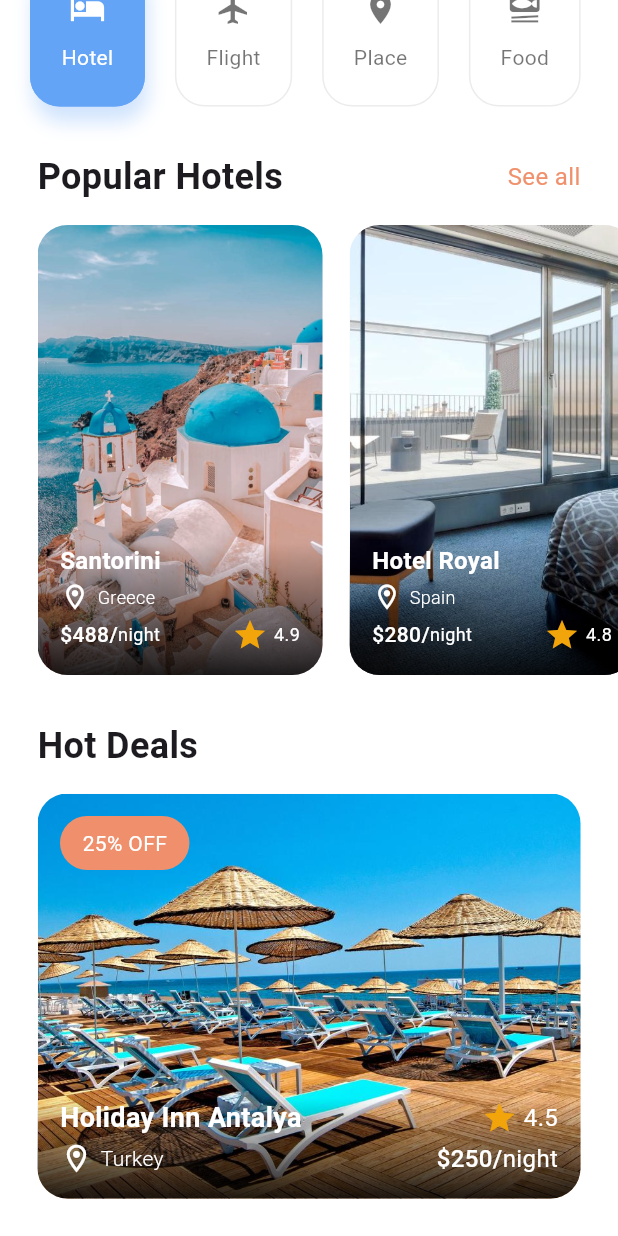
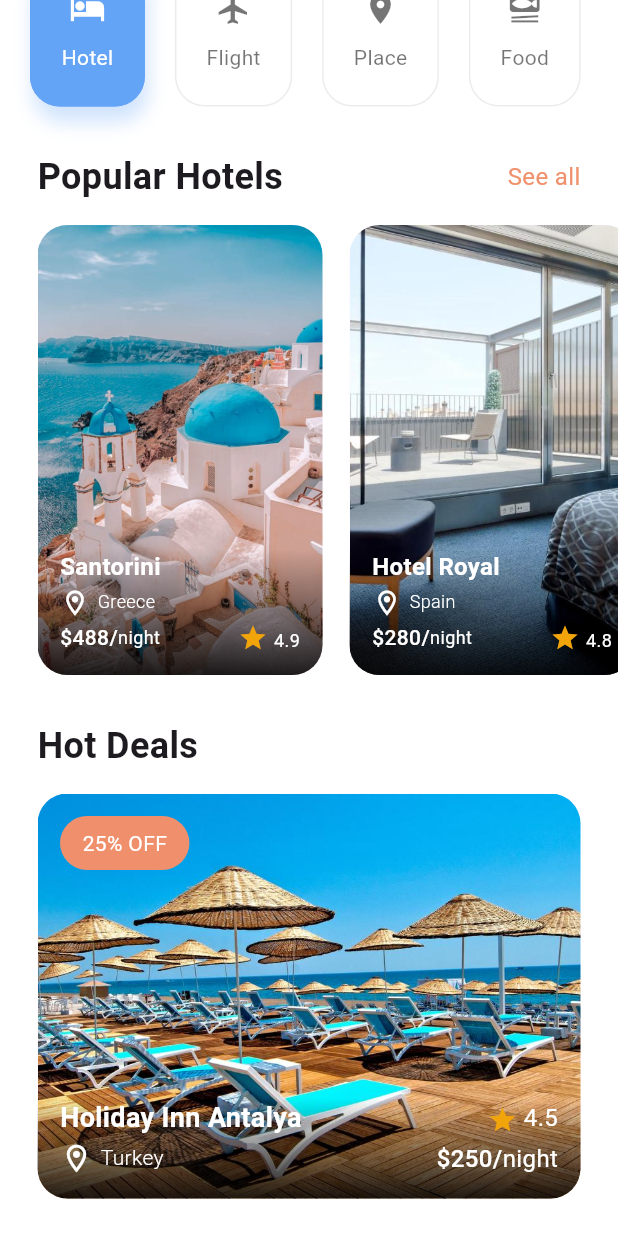
Before and after one commit to AlexEduV/flutter_travel_v2_app, a Flutter app: the DiscoverPage screen opened by its route, scrolled down 153 dp, on a phone screen of 412 x 824 dp. Run offline on Flutter 3.47's test engine with Material 3 defaults, Android fonts, the phone set to English and light mode, and no system bars; our stand-ins replace gap, go_router.

Commit message:
refactoring widgets that can be reused;

```diff
--- a/lib/pages/details_page.dart
+++ b/lib/pages/details_page.dart
@@ -2,7 +2,7 @@ import 'package:flutter/material.dart';
 import 'package:flutter_travel_v2_app/model/hotel.dart';
 import 'package:flutter_travel_v2_app/widgets/buttons/circled_button.dart';
 import 'package:flutter_travel_v2_app/widgets/custom_badge.dart';
-import 'package:flutter_travel_v2_app/widgets/location_row.dart';
+import 'package:flutter_travel_v2_app/widgets/hotel_item/location_row.dart';
 import 'package:flutter_travel_v2_app/widgets/primary_text.dart';
 import 'package:gap/gap.dart';
 import 'package:go_router/go_router.dart';
@@ -121,6 +121,7 @@ class _DetailsPageState extends State<DetailsPage> {
 
                     const Gap(20.0),
 
+                    //hotel name
                     Padding(
                       padding: const EdgeInsets.symmetric(horizontal: 20.0),
                       child: PrimaryText(
@@ -130,6 +131,7 @@ class _DetailsPageState extends State<DetailsPage> {
 
                     const Gap(5.0),
 
+                    //location
                     Padding(
                       padding: const EdgeInsets.symmetric(horizontal: 20.0),
                       child: LocationRow(
@@ -137,6 +139,10 @@ class _DetailsPageState extends State<DetailsPage> {
                         color: Colors.black87,
                       ),
                     ),
+
+                    const Gap(15.0),
+
+                    //stars and price row
 
                   ],
                 ),
--- a/lib/widgets/hotel_item/info_column.dart
+++ b/lib/widgets/hotel_item/info_column.dart
@@ -1,6 +1,7 @@
 import 'package:flutter/material.dart';
 import 'package:flutter_travel_v2_app/model/hotel.dart';
-import 'package:flutter_travel_v2_app/widgets/location_row.dart';
+import 'package:flutter_travel_v2_app/widgets/hotel_item/location_row.dart';
+import 'package:flutter_travel_v2_app/widgets/hotel_item/stars_row.dart';
 import 'package:gap/gap.dart';
 
 import 'package:flutter_travel_v2_app/style/project_colors.dart';
@@ -63,25 +64,9 @@ class InfoColumn extends StatelessWidget {
               ],
             ),
 
-            Row(
-              children: [
-
-                const Icon(
-                  Icons.star,
-                  color: ProjectColors.starColor,
-                ),
-
-                const Gap(4.0),
-
-                Text(
-                  hotel.stars.toString(),
-                  style: const TextStyle(
-                    fontSize: 12,
-                    color: Colors.white,
-                  ),
-                )
-
-              ],
+            //stars
+            StarsRow(
+              stars: hotel.stars.toString(),
             )
 
           ],
--- a/lib/widgets/hotel_item/info_column_wide.dart
+++ b/lib/widgets/hotel_item/info_column_wide.dart
@@ -1,6 +1,7 @@
 import 'package:flutter/material.dart';
 import 'package:flutter_travel_v2_app/model/hotel.dart';
-import 'package:flutter_travel_v2_app/widgets/location_row.dart';
+import 'package:flutter_travel_v2_app/widgets/hotel_item/location_row.dart';
+import 'package:flutter_travel_v2_app/widgets/hotel_item/stars_row.dart';
 import 'package:gap/gap.dart';
 
 import 'package:flutter_travel_v2_app/style/project_colors.dart';
@@ -36,25 +37,9 @@ class InfoColumnWide extends StatelessWidget {
             ),
 
             //stars
-            Row(
-              children: [
-
-                const Icon(
-                  Icons.star,
-                  color: ProjectColors.starColor,
-                ),
-
-                const Gap(4.0),
-
-                Text(
-                  hotel.stars.toString(),
-                  style: const TextStyle(
-                    fontSize: 16,
-                    color: Colors.white,
-                  ),
-                )
-
-              ],
+            StarsRow(
+              stars: hotel.stars.toString(),
+              fontSize: 16,
             ),
 
           ],
@@ -75,7 +60,7 @@ class InfoColumnWide extends StatelessWidget {
 
             const Gap(3.0),
 
-            //price and stars
+            //price
             Row(
               children: [
                 Text(
--- a/lib/widgets/location_row.dart
+++ b/lib/widgets/hotel_item/location_row.dart
@@ -1,5 +1,4 @@
 import 'package:flutter/material.dart';
-import 'package:gap/gap.dart';
 
 class LocationRow extends StatelessWidget {
   final String locationName;
@@ -17,7 +16,9 @@ class LocationRow extends StatelessWidget {
 
   @override
   Widget build(BuildContext context) {
-    return Row(
+
+    return Wrap(
+      spacing: 5.0,
       children: [
 
         //location icon
@@ -26,8 +27,6 @@ class LocationRow extends StatelessWidget {
           color: color,
           size: iconSize,
         ),
-
-        const Gap(5.0),
 
         //location text
         Text(
--- /dev/null
+++ b/lib/widgets/hotel_item/stars_row.dart
@@ -0,0 +1,42 @@
+import 'package:flutter/material.dart';
+import 'package:flutter_travel_v2_app/style/project_colors.dart';
+
+class StarsRow extends StatelessWidget {
+  final String stars;
+  final double iconSize;
+  final double fontSize;
+
+  const StarsRow({
+    required this.stars,
+    this.iconSize = 20,
+    this.fontSize = 12,
+    super.key,
+  });
+
+  @override
+  Widget build(BuildContext context) {
+
+    return Wrap(
+      spacing: 4.0,
+      crossAxisAlignment: WrapCrossAlignment.end,
+      children: [
+
+        Icon(
+          Icons.star,
+          size: iconSize,
+          color: ProjectColors.starColor,
+        ),
+
+        Text(
+          stars,
+          style: TextStyle(
+            fontSize: fontSize,
+            color: Colors.white,
+          ),
+        ),
+
+      ],
+    );
+
+  }
+}
```
